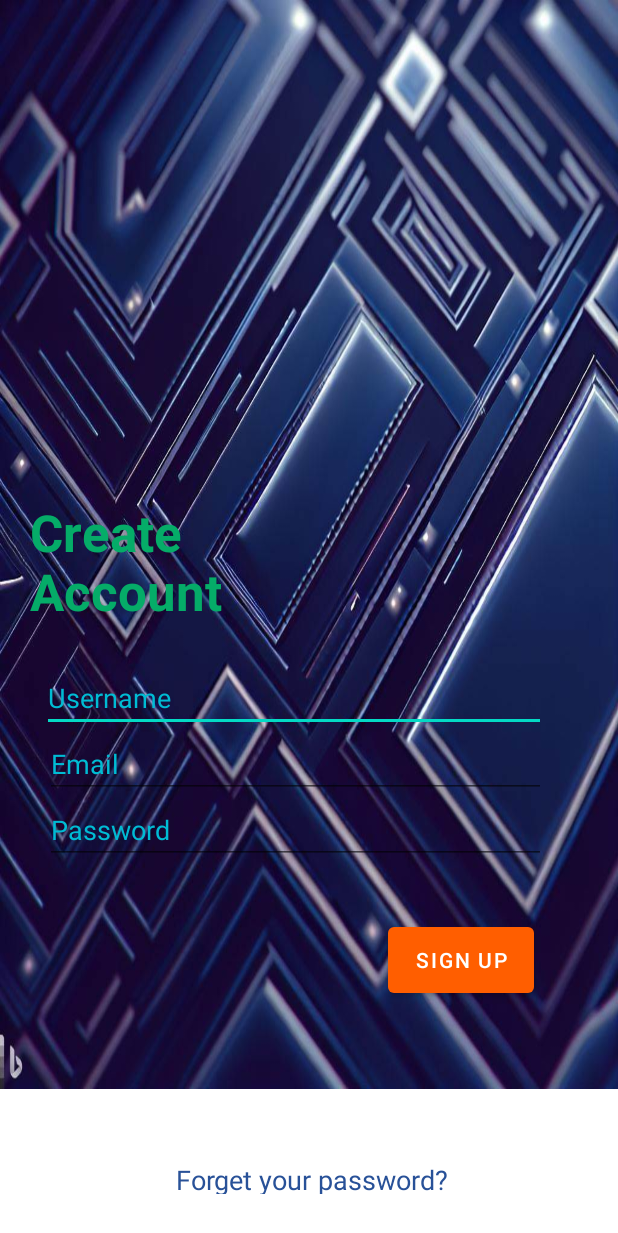
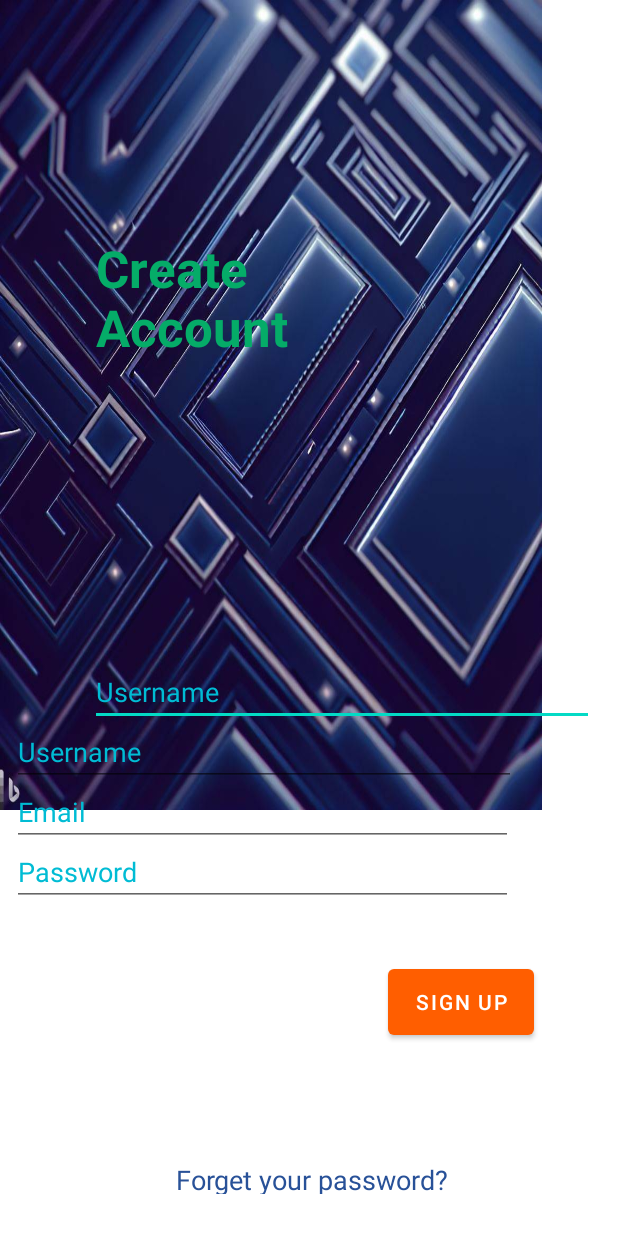
Before and after one commit to trunghieusn2002/android-app, an Android app: the RegisterActivity screen opened directly, with no data from a screen before it, on a phone screen of 412 x 824 dp. Shown: the top 1233 px of the screen. Run offline under Robolectric (Android 15) with nearby library versions, the phone set to English and light mode, and no system bars.

Commit message:
Sửa giao diện đăng ký

```diff
--- a/app/src/main/AndroidManifest.xml
+++ b/app/src/main/AndroidManifest.xml
@@ -49,6 +49,15 @@
                 android:exported="false"/>
         <activity
                 android:name=".Activity.MainActivity"
+                android:exported="false">
+            <!--<intent-filter>
+                <action android:name="android.intent.action.MAIN"/>
+
+                <category android:name="android.intent.category.LAUNCHER"/>
+            </intent-filter>-->
+        </activity>
+        <activity
+                android:name=".Activity.IntroActivity"
                 android:exported="true">
             <intent-filter>
                 <action android:name="android.intent.action.MAIN"/>
@@ -56,15 +65,6 @@
                 <category android:name="android.intent.category.LAUNCHER"/>
             </intent-filter>
         </activity>
-        <activity
-                android:name=".Activity.IntroActivity"
-                android:exported="true">
-           <!-- <intent-filter>
-                <action android:name="android.intent.action.MAIN"/>
-
-                <category android:name="android.intent.category.LAUNCHER"/>
-            </intent-filter>-->
-        </activity>
     </application>
 
 </manifest>
--- a/app/src/main/java/com/example/foodapp/API/APIService.java
+++ b/app/src/main/java/com/example/foodapp/API/APIService.java
@@ -13,6 +13,14 @@ import retrofit2.http.POST;
 import java.util.List;
 
 public interface APIService {
+
+   @POST("auth/register")
+   @FormUrlEncoded
+   Call<UserMessage> register(
+           @Field("firstName") String firstName,
+           @Field("lastName") String lastName,
+           @Field("email") String email,
+           @Field("password") String password);
 
    @POST("registrationapi.php?apicall=login")
    @FormUrlEncoded
--- a/app/src/main/java/com/example/foodapp/API/RetrofitClient.java
+++ b/app/src/main/java/com/example/foodapp/API/RetrofitClient.java
@@ -4,6 +4,8 @@ import com.example.foodapp.Model.User;
 
 public class RetrofitClient extends BaseClient {
     private static final String BASE_URL = "http://app.iotstar.vn/appfoods/";
+    private static final String BASE_URL2 = "http://https://rao-vat-api.herokuapp.com/api/v1/";
+
     private static APIService apiService;
 
     public static APIService getInstant() {
@@ -11,4 +13,10 @@ public class RetrofitClient extends BaseClient {
             return createService(APIService.class, BASE_URL);
         return apiService;
     }
+
+    public static APIService getInstant2() {
+        if (apiService == null)
+            return createService(APIService.class, BASE_URL);
+        return apiService;
+    }
 }
--- a/app/src/main/java/com/example/foodapp/Activity/RegisterActivity.java
+++ b/app/src/main/java/com/example/foodapp/Activity/RegisterActivity.java
@@ -3,11 +3,13 @@ package com.example.foodapp.Activity;
 import androidx.appcompat.app.AppCompatActivity;
 
 import android.os.Bundle;
+import android.widget.TextView;
 
 import com.example.foodapp.R;
 
 public class RegisterActivity extends AppCompatActivity {
 
+    private TextView etUserName;
     @Override
     protected void onCreate(Bundle savedInstanceState) {
         super.onCreate(savedInstanceState);
--- a/app/src/main/res/layout/activity_register.xml
+++ b/app/src/main/res/layout/activity_register.xml
@@ -8,8 +8,8 @@
 
     <ImageView
         android:id="@+id/imageView4"
-        android:layout_width="412dp"
-        android:layout_height="726dp"
+        android:layout_width="361dp"
+        android:layout_height="540dp"
         android:scaleType="fitXY"
         app:layout_constraintStart_toStartOf="parent"
         app:layout_constraintTop_toTopOf="parent"
@@ -20,28 +20,42 @@
         android:layout_width="336dp"
         android:layout_height="40dp"
         android:layout_marginTop="28dp"
-        android:layout_marginEnd="48dp"
+        android:layout_marginEnd="16dp"
         android:ems="10"
         android:hint="Username"
         android:inputType="textPersonName"
         android:textColor="#00BCD4"
         android:textColorHint="#00BCD4"
+        app:layout_constraintBottom_toTopOf="@+id/etUserName2"
         app:layout_constraintEnd_toEndOf="parent"
-        app:layout_constraintTop_toBottomOf="@+id/textView7" />
+        app:layout_constraintTop_toBottomOf="@+id/textView7"
+        app:layout_constraintVertical_bias="1.0" />
 
     <EditText
         android:id="@+id/etUerPassword"
         android:layout_width="334dp"
         android:layout_height="40dp"
-        android:layout_marginTop="4dp"
-        android:layout_marginEnd="48dp"
+        android:layout_marginStart="8dp"
         android:ems="10"
         android:hint="Email"
         android:inputType="textPersonName"
         android:textColor="#00BCD4"
         android:textColorHint="#00BCD4"
-        app:layout_constraintEnd_toEndOf="parent"
-        app:layout_constraintTop_toBottomOf="@+id/etUserName" />
+        app:layout_constraintBottom_toTopOf="@+id/editTextTextPersonName3"
+        app:layout_constraintStart_toStartOf="parent" />
+
+    <EditText
+        android:id="@+id/etUserName2"
+        android:layout_width="336dp"
+        android:layout_height="40dp"
+        android:layout_marginStart="8dp"
+        android:ems="10"
+        android:hint="Username"
+        android:inputType="textPersonName"
+        android:textColor="#00BCD4"
+        android:textColorHint="#00BCD4"
+        app:layout_constraintBottom_toTopOf="@+id/etUerPassword"
+        app:layout_constraintStart_toStartOf="parent" />
 
     <Button
         android:id="@+id/button2"
@@ -57,15 +71,15 @@
         android:id="@+id/editTextTextPersonName3"
         android:layout_width="334dp"
         android:layout_height="40dp"
-        android:layout_marginTop="4dp"
-        android:layout_marginEnd="48dp"
+        android:layout_marginStart="8dp"
+        android:layout_marginBottom="220dp"
         android:ems="10"
         android:hint="Password"
         android:inputType="textPersonName"
         android:textColor="#00BCD4"
         android:textColorHint="#00BCD4"
-        app:layout_constraintEnd_toEndOf="parent"
-        app:layout_constraintTop_toBottomOf="@+id/etUerPassword" />
+        app:layout_constraintBottom_toBottomOf="parent"
+        app:layout_constraintStart_toStartOf="parent" />
 
     <TextView
         android:id="@+id/textView13"
@@ -85,8 +99,8 @@
         android:id="@+id/textView7"
         android:layout_width="188dp"
         android:layout_height="88dp"
-        android:layout_marginTop="332dp"
-        android:layout_marginEnd="204dp"
+        android:layout_marginTop="156dp"
+        android:layout_marginEnd="160dp"
         android:text="Create Account"
         android:textColor="#05AC68"
         android:textSize="34sp"
```
